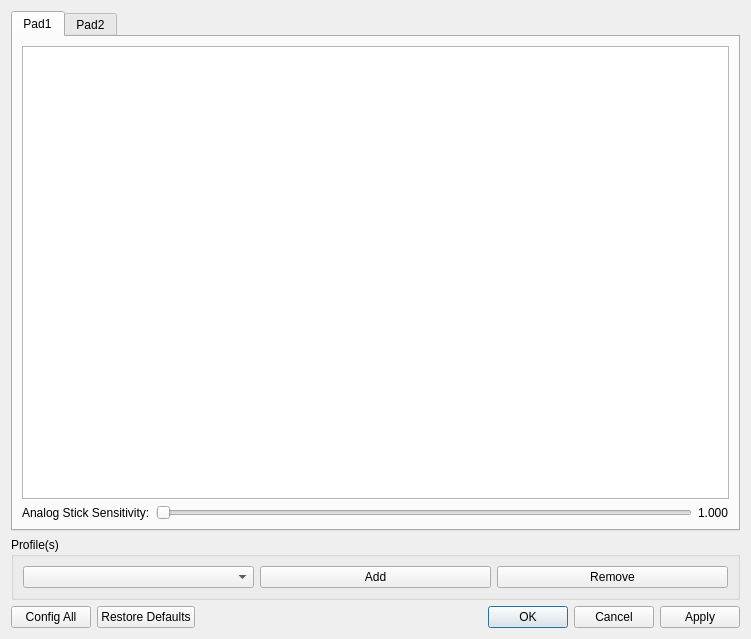
This is Source/ui_qt/Qt_ui/controllerconfigdialog.ui in jpd002/Play- as Qt 5 draws it before an edit. The edited form follows.
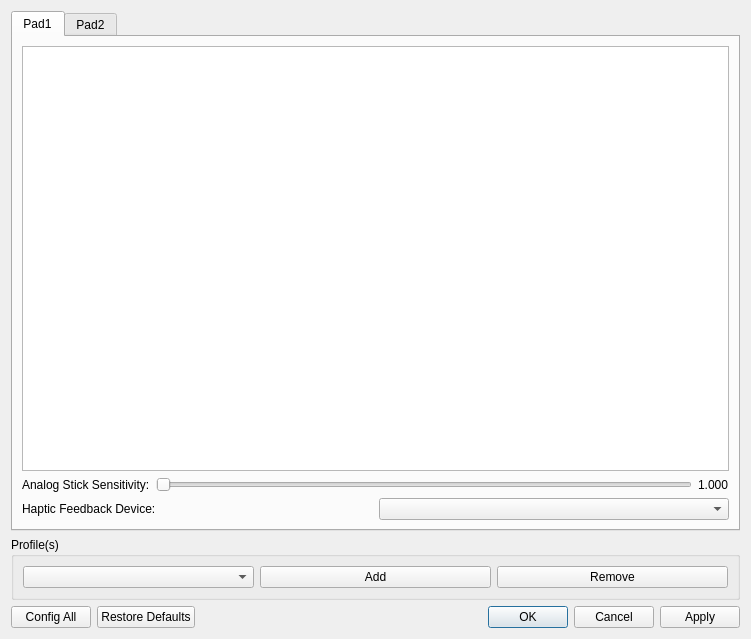
This is the edited form.

Commit message: Allow configuring haptic feedback device

```diff
--- a/Source/ui_qt/Qt_ui/controllerconfigdialog.ui
+++ b/Source/ui_qt/Qt_ui/controllerconfigdialog.ui
@@ -56,7 +56,9 @@
        <string>Pad1</string>
       </attribute>
       <layout class="QGridLayout" name="gridLayout">
-       <item row="1" column="0">
+       <item row="3" column="0">
+        <layout class="QVBoxLayout" name="verticalLayout_3">
+         <item>
         <layout class="QHBoxLayout" name="horizontalLayout">
          <item>
           <widget class="QLabel" name="label_2">
@@ -81,6 +83,22 @@
          </item>
         </layout>
        </item>
+         <item>
+          <layout class="QHBoxLayout" name="horizontalLayout_4">
+           <item>
+            <widget class="QLabel" name="pad2hapticlabel">
+             <property name="text">
+              <string>Haptic Feedback Device:</string>
+             </property>
+            </widget>
+           </item>
+           <item>
+            <widget class="QComboBox" name="pad1hapticFeedbackComboBox"/>
+           </item>
+          </layout>
+         </item>
+        </layout>
+       </item>
        <item row="0" column="0">
         <widget class="QTableView" name="pad1TableView">
          <property name="selectionBehavior">
```
Left out of the diff: 18 changed lines with no effect on the pictures. Lines whose indentation alone changed are shown as unchanged. The commit also changes 4 other files.
